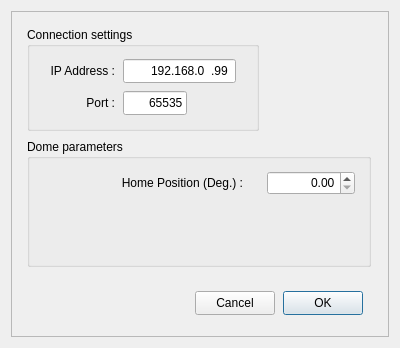
rpineau/S7PLC, file S7PLC.ui: the form before one commit.
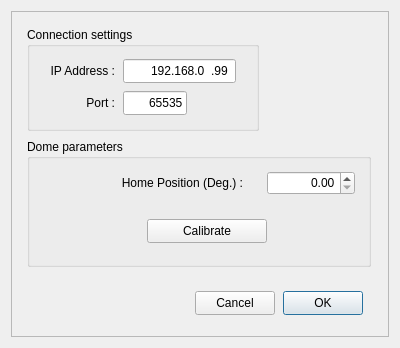
The form after the commit. Custom widgets are drawn as their Qt base class.

Commit message: Added code for SSL connect if port is set to 443

Diff of the .ui file:
```diff
--- a/S7PLC.ui
+++ b/S7PLC.ui
@@ -205,6 +205,19 @@
         <double>359.990000000000009</double>
        </property>
       </widget>
+      <widget class="QPushButton" name="pushButton">
+       <property name="geometry">
+        <rect>
+         <x>120</x>
+         <y>80</y>
+         <width>120</width>
+         <height>24</height>
+        </rect>
+       </property>
+       <property name="text">
+        <string>Calibrate</string>
+       </property>
+      </widget>
      </widget>
     </widget>
    </item>
```
The commit also changes 2 other files.
